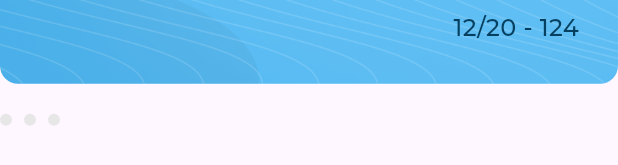
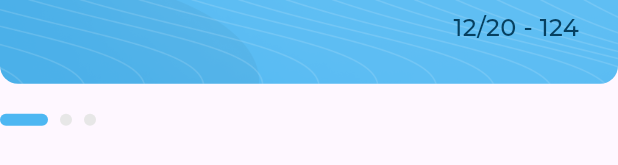
Before and after one commit to ahmadmoussa78/responsive_dashboard_project, a Flutter app: the MyCardSection widget shown alone on an empty page, opened directly, on a phone screen of 412 x 824 dp. Shown: the part 306-471 px from the top of the screen. Run offline on Flutter 3.47's test engine with Material 3 defaults, Android fonts, the phone set to English and light mode, and no system bars; drawn by our look-alikes of expandable_page_view; our stand-ins replace flutter_svg; project files that could hold a hidden picture were left out.

Commit message:
Refactor MyCardSection to pass pageController and currentPageIndex to MyCardPageView and DotsIndicator

```diff
--- a/lib/widgets/dots_indicator.dart
+++ b/lib/widgets/dots_indicator.dart
@@ -2,16 +2,16 @@ import 'package:flutter/material.dart';
 import 'package:responsive_dashboard/widgets/custom_dot_indicator.dart';
 
 class DotsIndicator extends StatelessWidget {
-  const DotsIndicator({super.key});
-
+  const DotsIndicator({super.key, required this.currentPageIndex});
+  final int currentPageIndex;
   @override
   Widget build(BuildContext context) {
     return Row(
       children: List.generate(
         3,
-        (index) => const Padding(
-          padding: EdgeInsets.only(right: 8),
-          child: CustomDotIndicator(isActive: false),
+        (index) => Padding(
+          padding: const EdgeInsets.only(right: 8),
+          child: CustomDotIndicator(isActive: index == currentPageIndex),
         ),
       ),
     );
--- a/lib/widgets/my_card_page_view.dart
+++ b/lib/widgets/my_card_page_view.dart
@@ -3,11 +3,12 @@ import 'package:flutter/material.dart';
 import 'package:responsive_dashboard/widgets/my_card.dart';
 
 class MyCardPageView extends StatelessWidget {
-  const MyCardPageView({super.key});
-
+  const MyCardPageView({super.key, required this.pageController});
+  final PageController pageController;
   @override
   Widget build(BuildContext context) {
     return ExpandablePageView(
+      controller: pageController,
       scrollDirection: Axis.horizontal,
       children: List.generate(3, (index) => const MyCard()),
     );
--- a/lib/widgets/my_card_section.dart
+++ b/lib/widgets/my_card_section.dart
@@ -26,14 +26,14 @@ class _MyCardSectionState extends State<MyCardSection> {
 
   @override
   Widget build(BuildContext context) {
-    return const Column(
+    return Column(
       crossAxisAlignment: CrossAxisAlignment.start,
       children: [
-        Text("My Card", style: AppStyles.styleSemiBold20),
-        SizedBox(height: 20),
-        MyCardPageView(),
-        SizedBox(height: 20),
-        DotsIndicator(),
+        const Text("My Card", style: AppStyles.styleSemiBold20),
+        const SizedBox(height: 20),
+        MyCardPageView(pageController: pageController),
+        const SizedBox(height: 20),
+        DotsIndicator(currentPageIndex: currentPageIndex),
       ],
     );
   }
```
